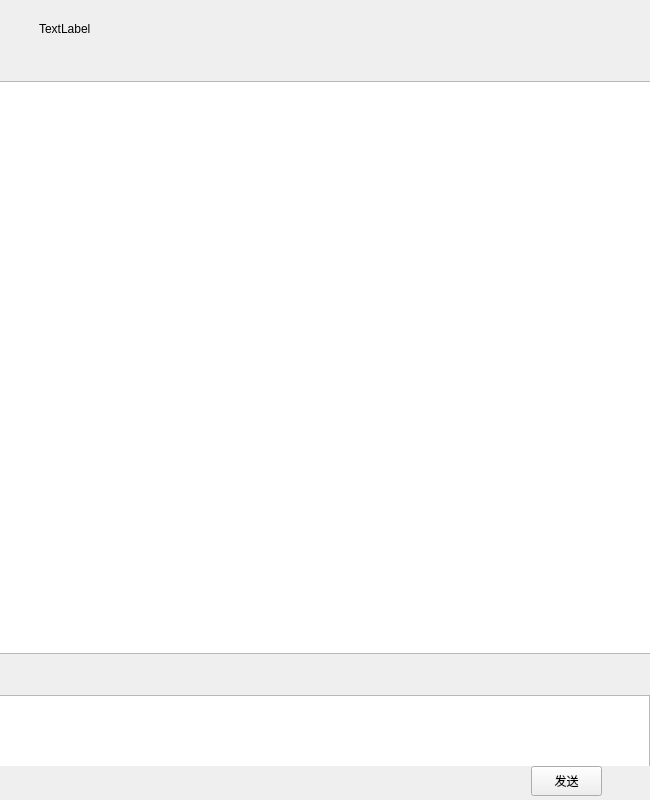
Old version of the form chatdlg.ui in the repository XCLSX/QQ.
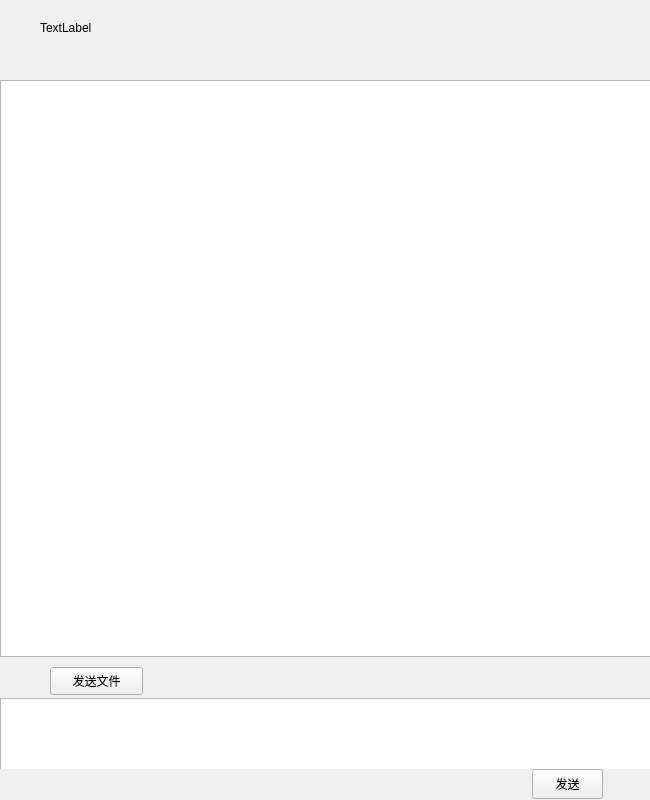
New version of the form.

Commit message: 上传文件头

Patch:
```diff
--- a/chatdlg.ui
+++ b/chatdlg.ui
@@ -19,19 +19,16 @@
   <property name="windowTitle">
    <string>Form</string>
   </property>
-  <widget class="QWidget" name="">
-   <property name="geometry">
-    <rect>
-     <x>-1</x>
-     <y>1</y>
-     <width>666</width>
-     <height>796</height>
-    </rect>
-   </property>
    <layout class="QVBoxLayout" name="verticalLayout">
     <property name="spacing">
      <number>0</number>
     </property>
+   <property name="leftMargin">
+    <number>0</number>
+   </property>
+   <property name="topMargin">
+    <number>0</number>
+   </property>
     <property name="rightMargin">
      <number>0</number>
     </property>
@@ -42,7 +39,7 @@
      <widget class="QWidget" name="widget" native="true">
       <property name="minimumSize">
        <size>
-        <width>651</width>
+       <width>664</width>
         <height>80</height>
        </size>
       </property>
@@ -68,20 +65,116 @@
      </widget>
     </item>
     <item>
+    <widget class="QWidget" name="widget_6" native="true">
+     <property name="minimumSize">
+      <size>
+       <width>651</width>
+       <height>571</height>
+      </size>
+     </property>
+     <layout class="QHBoxLayout" name="horizontalLayout">
+      <property name="spacing">
+       <number>0</number>
+      </property>
+      <property name="leftMargin">
+       <number>0</number>
+      </property>
+      <property name="topMargin">
+       <number>0</number>
+      </property>
+      <property name="rightMargin">
+       <number>0</number>
+      </property>
+      <property name="bottomMargin">
+       <number>0</number>
+      </property>
+      <item>
      <widget class="QTextBrowser" name="tb_chat">
       <property name="minimumSize">
        <size>
-        <width>664</width>
-        <height>561</height>
-       </size>
-      </property>
+          <width>541</width>
+          <height>571</height>
+         </size>
+        </property>
+       </widget>
+      </item>
+      <item>
+       <widget class="QScrollArea" name="sa_File">
+        <property name="minimumSize">
+         <size>
+          <width>0</width>
+          <height>571</height>
+         </size>
+        </property>
+        <property name="maximumSize">
+         <size>
+          <width>0</width>
+          <height>16777215</height>
+         </size>
+        </property>
+        <property name="widgetResizable">
+         <bool>true</bool>
+        </property>
+        <widget class="QWidget" name="scrollAreaWidgetContents">
+         <property name="geometry">
+          <rect>
+           <x>0</x>
+           <y>0</y>
+           <width>100</width>
+           <height>554</height>
+          </rect>
+         </property>
+         <layout class="QVBoxLayout" name="verticalLayout_2">
+          <property name="spacing">
+           <number>0</number>
+          </property>
+          <property name="leftMargin">
+           <number>0</number>
+          </property>
+          <property name="topMargin">
+           <number>0</number>
+          </property>
+          <property name="rightMargin">
+           <number>0</number>
+          </property>
+          <property name="bottomMargin">
+           <number>0</number>
+          </property>
+          <item>
+           <widget class="QWidget" name="wid_file" native="true">
+            <property name="minimumSize">
+             <size>
+              <width>100</width>
+              <height>0</height>
+             </size>
+            </property>
+           </widget>
+          </item>
+          <item>
+           <spacer name="verticalSpacer">
+            <property name="orientation">
+             <enum>Qt::Vertical</enum>
+            </property>
+            <property name="sizeHint" stdset="0">
+             <size>
+              <width>20</width>
+              <height>541</height>
+             </size>
+            </property>
+           </spacer>
+          </item>
+         </layout>
+        </widget>
+       </widget>
+      </item>
+     </layout>
      </widget>
     </item>
     <item>
      <widget class="QWidget" name="widget_2" native="true">
       <property name="minimumSize">
        <size>
-        <width>651</width>
+       <width>664</width>
         <height>41</height>
        </size>
       </property>
@@ -91,6 +184,19 @@
         <height>41</height>
        </size>
       </property>
+     <widget class="QPushButton" name="pb_sendFile">
+      <property name="geometry">
+       <rect>
+        <x>50</x>
+        <y>10</y>
+        <width>93</width>
+        <height>28</height>
+       </rect>
+      </property>
+      <property name="text">
+       <string>发送文件</string>
+      </property>
+     </widget>
      </widget>
     </item>
     <item>
@@ -104,7 +210,7 @@
       <property name="maximumSize">
        <size>
         <width>16777215</width>
-        <height>81</height>
+       <height>71</height>
        </size>
       </property>
       <widget class="QTextEdit" name="te_msg">
@@ -135,7 +241,7 @@
      <widget class="QWidget" name="widget_4" native="true">
       <property name="minimumSize">
        <size>
-        <width>651</width>
+       <width>664</width>
         <height>31</height>
        </size>
       </property>
@@ -161,7 +267,6 @@
      </widget>
     </item>
    </layout>
-  </widget>
  </widget>
  <resources/>
  <connections/>
```
Lines whose indentation alone changed are shown as unchanged. The commit also changes 8 other files.
